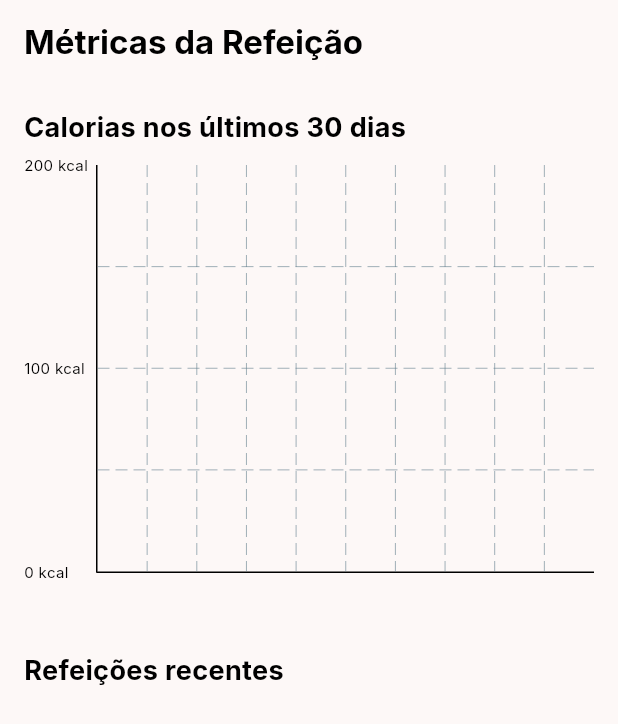
After one commit to marcelomnzs/diabary, a Flutter app: the Metrics screen opened by its route, on a phone screen of 412 x 824 dp. The commit adds this screen. Shown: the top 724 px of the screen. Run offline on Flutter 3.47's test engine with Material 3 defaults, Android fonts, the phone set to English and light mode, and no system bars; drawn by our look-alikes of fl_chart; our stand-ins replace cloud_firestore, firebase_auth, firebase_core, flutter_dotenv, flutter_local_notifications, flutter_svg and 7 more; accounts and stored records are empty.

Commit message:
Tela de gráficos - visualização de refeições e gráfico de calorias

```diff
--- a/lib/domain/repositories/meal_repository.dart
+++ b/lib/domain/repositories/meal_repository.dart
@@ -17,7 +17,9 @@ class MealRepository {
 
   Future<List<Meal>> getMeals(String userId) async {
     final snapshot =
-        await _userMealsCollection(userId).orderBy('category').get();
+        await _userMealsCollection(
+          userId,
+        ).orderBy('date', descending: true).get();
 
     return snapshot.docs
         .map((doc) => Meal.fromMap(doc.data(), doc.id))
--- a/lib/features/home/presentation/screens/home_screen.dart
+++ b/lib/features/home/presentation/screens/home_screen.dart
@@ -173,7 +173,9 @@ class _HomeScreenState extends State<HomeScreen> {
                               color: Theme.of(context).colorScheme.surfaceTint,
                             ),
                             child: IconButton(
-                              onPressed: () {},
+                              onPressed:
+                                  () =>
+                                      context.pushNamed(AppRoutes.metrics.name),
                               icon: Icon(
                                 Icons.food_bank,
                                 color: Theme.of(context).colorScheme.surface,
--- a/lib/features/meal_tracker/presentation/providers/meal_provider.dart
+++ b/lib/features/meal_tracker/presentation/providers/meal_provider.dart
@@ -1,14 +1,15 @@
 import 'dart:convert';
-import 'dart:io';
-
 import 'package:diabary/domain/models/food_item.dart';
+import 'package:diabary/domain/models/meal.dart';
 import 'package:diabary/domain/repositories/meal_repository.dart';
 import 'package:flutter/material.dart';
+import 'package:image_picker/image_picker.dart';
 
 class MealProvider extends ChangeNotifier {
   String? _userId;
   int _selectedIndex = 0;
   final List<FoodItem> _mealItems = [];
+  List<Meal> _userMeals = [];
   bool _isLoading = false;
   String? _error;
   String? _mealPhotoBase64;
@@ -16,6 +17,7 @@ class MealProvider extends ChangeNotifier {
 
   int get selectedIndex => _selectedIndex;
   List<FoodItem> get mealItems => _mealItems;
+  List<Meal> get userMeals => _userMeals;
   bool get isLoading => _isLoading;
   String? get error => _error;
   String? get mealPhotoBase64 => _mealPhotoBase64;
@@ -36,7 +38,11 @@ class MealProvider extends ChangeNotifier {
     notifyListeners();
   }
 
-  void setMealPhoyo(File photo) async {
+  void setMealPhoto(XFile? photo) async {
+    if (photo == null) {
+      return;
+    }
+
     final bytes = await photo.readAsBytes();
     _mealPhotoBase64 = base64Encode(bytes);
     notifyListeners();
@@ -72,6 +78,50 @@ class MealProvider extends ChangeNotifier {
     }
   }
 
+  Future<void> fetchUserMeals() async {
+    if (_userId == null) {
+      return;
+    }
+
+    try {
+      _setLoading(true);
+      _userMeals = await _repository.getMeals(_userId!);
+      notifyListeners();
+    } catch (e) {
+      _setError(e.toString());
+    } finally {
+      _setLoading(false);
+    }
+  }
+
+  List<Meal> getMealsForLast30Days() {
+    final now = DateTime.now();
+    final last30Days = now.subtract(const Duration(days: 30));
+
+    return _userMeals.where((meal) {
+      return meal.date.isAfter(last30Days) && meal.date.isBefore(now);
+    }).toList();
+  }
+
+  Map<DateTime, int> getDailyCaloriesForChart() {
+    final meals = getMealsForLast30Days();
+
+    final Map<DateTime, int> caloriesPerDay = {};
+
+    for (var meal in meals) {
+      // Usa apenas a data (sem hora)
+      final dateOnly = DateTime(meal.date.year, meal.date.month, meal.date.day);
+
+      caloriesPerDay.update(
+        dateOnly,
+        (value) => value + meal.totalCalories,
+        ifAbsent: () => meal.totalCalories,
+      );
+    }
+
+    return caloriesPerDay;
+  }
+
   void clearMeal() {
     _mealItems.clear();
     notifyListeners();
--- a/lib/features/meal_tracker/presentation/screens/meal_tracker_screen.dart
+++ b/lib/features/meal_tracker/presentation/screens/meal_tracker_screen.dart
@@ -181,6 +181,9 @@ class _MealTrackerState extends State<MealTracker> {
                               final image = await picker.pickImage(
                                 source: ImageSource.camera,
                               );
+
+                              mealProvider.setMealPhoto(image);
+
                               if (image != null) {
                                 ScaffoldMessenger.of(context).showSnackBar(
                                   const SnackBar(
--- /dev/null
+++ b/lib/features/meal_tracker/presentation/screens/metrics_screen.dart
@@ -0,0 +1,167 @@
+import 'package:diabary/features/meal_tracker/presentation/providers/meal_provider.dart';
+import 'package:diabary/features/meal_tracker/presentation/screens/meal_detail_screen.dart';
+import 'package:fl_chart/fl_chart.dart';
+import 'package:flutter/material.dart';
+import 'package:provider/provider.dart';
+
+class Metrics extends StatefulWidget {
+  const Metrics({super.key});
+
+  @override
+  State<Metrics> createState() => _MetricsState();
+}
+
+class _MetricsState extends State<Metrics> {
+  bool _isLoading = true;
+
+  @override
+  void initState() {
+    super.initState();
+
+    Future.microtask(() async {
+      await context.read<MealProvider>().fetchUserMeals();
+      setState(() => _isLoading = false);
+    });
+  }
+
+  @override
+  Widget build(BuildContext context) {
+    final mealProvider = context.watch<MealProvider>();
+    final meals = mealProvider.getMealsForLast30Days();
+    final dailyCalories = mealProvider.getDailyCaloriesForChart();
+    final sortedEntries = dailyCalories.entries.toList();
+
+    final maxY =
+        sortedEntries.isNotEmpty
+            ? sortedEntries
+                    .map((e) => e.value)
+                    .reduce((a, b) => a > b ? a : b) +
+                100
+            : 200;
+
+    if (_isLoading) {
+      return const Scaffold(body: Center(child: CircularProgressIndicator()));
+    }
+
+    return Scaffold(
+      appBar: AppBar(title: const Text('Métricas da Refeição')),
+      body: Padding(
+        padding: const EdgeInsets.all(16.0),
+        child: Column(
+          crossAxisAlignment: CrossAxisAlignment.start,
+          children: [
+            const Text(
+              'Calorias nos últimos 30 dias',
+              style: TextStyle(fontSize: 18, fontWeight: FontWeight.bold),
+            ),
+            const SizedBox(height: 12),
+            SizedBox(
+              height: 300,
+              child: BarChart(
+                BarChartData(
+                  maxY: maxY.toDouble(),
+                  minY: 0,
+                  borderData: FlBorderData(
+                    show: true,
+                    border: const Border(
+                      left: BorderSide(),
+                      bottom: BorderSide(),
+                    ),
+                  ),
+                  gridData: FlGridData(show: true),
+                  barGroups: List.generate(sortedEntries.length, (index) {
+                    final value = sortedEntries[index].value;
+                    return BarChartGroupData(
+                      x: index,
+                      barRods: [
+                        BarChartRodData(
+                          toY: value.toDouble(),
+                          color: Colors.blue,
+                          width: 12,
+                          borderRadius: BorderRadius.circular(4),
+                          backDrawRodData: BackgroundBarChartRodData(
+                            show: true,
+                            toY: maxY.toDouble(),
+                            color: Colors.grey.withOpacity(0.1),
+                          ),
+                        ),
+                      ],
+                    );
+                  }),
+                  titlesData: FlTitlesData(
+                    leftTitles: AxisTitles(
+                      sideTitles: SideTitles(
+                        showTitles: true,
+                        interval: 100,
+                        reservedSize: 48,
+                        getTitlesWidget:
+                            (value, meta) => Text(
+                              '${value.toInt()} kcal',
+                              style: const TextStyle(fontSize: 10),
+                              softWrap: false,
+                              overflow: TextOverflow.visible,
+                            ),
+                      ),
+                    ),
+                    bottomTitles: AxisTitles(
+                      sideTitles: SideTitles(
+                        showTitles: true,
+                        interval: 3,
+                        getTitlesWidget: (value, meta) {
+                          if (value.toInt() >= 0 &&
+                              value.toInt() < sortedEntries.length) {
+                            final date = sortedEntries[value.toInt()].key;
+                            return Text(
+                              '${date.day}/${date.month}',
+                              style: const TextStyle(fontSize: 10),
+                            );
+                          }
+                          return const Text('');
+                        },
+                        reservedSize: 28,
+                      ),
+                    ),
+                    rightTitles: AxisTitles(
+                      sideTitles: SideTitles(showTitles: false),
+                    ),
+                    topTitles: AxisTitles(
+                      sideTitles: SideTitles(showTitles: false),
+                    ),
+                  ),
+                ),
+              ),
+            ),
+            const SizedBox(height: 24),
+            const Text(
+              'Refeições recentes',
+              style: TextStyle(fontSize: 18, fontWeight: FontWeight.bold),
+            ),
+            const SizedBox(height: 8),
+            Expanded(
+              child: ListView.builder(
+                itemCount: meals.length,
+                itemBuilder: (context, index) {
+                  final meal = meals[index];
+                  return ListTile(
+                    title: Text(
+                      'Dia ${meal.date.day}/${meal.date.month} - ${meal.totalCalories.toStringAsFixed(0)} kcal',
+                    ),
+                    trailing: const Icon(Icons.arrow_forward_ios, size: 16),
+                    onTap: () {
+                      Navigator.push(
+                        context,
+                        MaterialPageRoute(
+                          builder: (_) => MealDetailScreen(meal: meal),
+                        ),
+                      );
+                    },
+                  );
+                },
+              ),
+            ),
+          ],
+        ),
+      ),
+    );
+  }
+}
--- a/pubspec.yaml
+++ b/pubspec.yaml
@@ -29,6 +29,7 @@ dependencies:
   permission_handler: ^12.0.1
   flutter_svg: ^2.2.0
   image_picker: ^1.1.2
+  fl_chart: ^1.0.0
 
 dev_dependencies:
   flutter_test:
```
Also changed, not shown: lib/core/routes/app_router.dart (+7 -0 lines), lib/features/meal_tracker/presentation/screens/meal_detail_screen.dart (added, +48 -0 lines), pubspec.lock, 1 other file.
